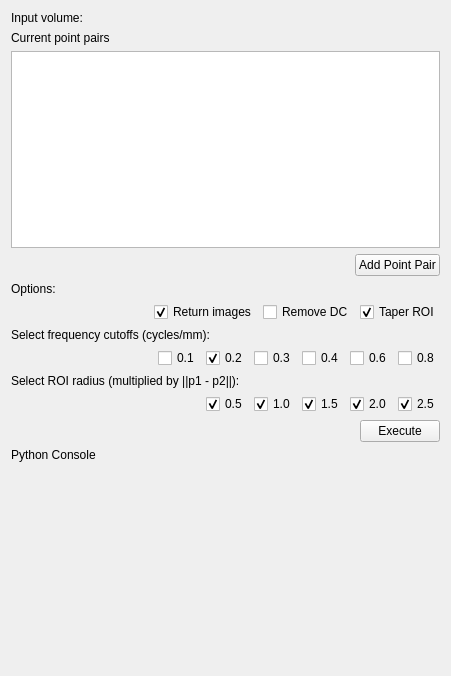
Old version of the form AirwayEnergyFraction/Resources/UI/AirwayEnergyFraction.ui in the repository JakeKitzmann/AirwayEnergyFractionSlicer.
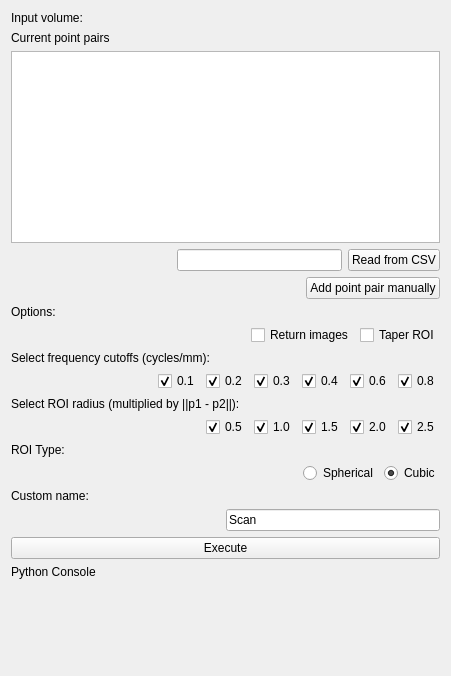
New version of the form. Custom widgets are drawn as their Qt base class.

Commit message: added option to taper on off and sphere on off

```diff
--- a/AirwayEnergyFraction/Resources/UI/AirwayEnergyFraction.ui
+++ b/AirwayEnergyFraction/Resources/UI/AirwayEnergyFraction.ui
@@ -57,7 +57,34 @@
     <widget class="QTableWidget" name="pointsTable"/>
    </item>
    <item>
-    <layout class="QVBoxLayout" name="verticalLayout_2">
+    <layout class="QHBoxLayout" name="horizontalLayout_6">
+     <item>
+      <spacer name="horizontalSpacer_5">
+       <property name="orientation">
+        <enum>Qt::Horizontal</enum>
+       </property>
+       <property name="sizeHint" stdset="0">
+        <size>
+         <width>40</width>
+         <height>20</height>
+        </size>
+       </property>
+      </spacer>
+     </item>
+     <item>
+      <widget class="QLineEdit" name="csvReadLineEdit"/>
+     </item>
+     <item>
+      <widget class="QPushButton" name="csvReadButton">
+       <property name="text">
+        <string>Read from CSV</string>
+       </property>
+      </widget>
+     </item>
+    </layout>
+   </item>
+   <item>
+    <layout class="QVBoxLayout" name="vertLayout">
      <item>
       <layout class="QHBoxLayout" name="horizontalLayout_3">
        <item>
@@ -76,7 +103,7 @@
        <item>
         <widget class="QPushButton" name="pointPairButton">
          <property name="text">
-          <string>Add Point Pair</string>
+          <string>Add point pair manually</string>
          </property>
         </widget>
        </item>
@@ -110,16 +137,6 @@
           <string>Return images</string>
          </property>
          <property name="checked">
-          <bool>true</bool>
-         </property>
-        </widget>
-       </item>
-       <item>
-        <widget class="QCheckBox" name="removeDcCheckbox">
-         <property name="text">
-          <string>Remove DC</string>
-         </property>
-         <property name="checked">
           <bool>false</bool>
          </property>
         </widget>
@@ -130,7 +147,7 @@
           <string>Taper ROI</string>
          </property>
          <property name="checked">
-          <bool>true</bool>
+          <bool>false</bool>
          </property>
         </widget>
        </item>
@@ -164,7 +181,7 @@
           <string>0.1</string>
          </property>
          <property name="checked">
-          <bool>false</bool>
+          <bool>true</bool>
          </property>
         </widget>
        </item>
@@ -184,7 +201,7 @@
           <string>0.3</string>
          </property>
          <property name="checked">
-          <bool>false</bool>
+          <bool>true</bool>
          </property>
         </widget>
        </item>
@@ -194,7 +211,7 @@
           <string>0.4</string>
          </property>
          <property name="checked">
-          <bool>false</bool>
+          <bool>true</bool>
          </property>
         </widget>
        </item>
@@ -204,7 +221,7 @@
           <string>0.6</string>
          </property>
          <property name="checked">
-          <bool>false</bool>
+          <bool>true</bool>
          </property>
         </widget>
        </item>
@@ -214,7 +231,7 @@
           <string>0.8</string>
          </property>
          <property name="checked">
-          <bool>false</bool>
+          <bool>true</bool>
          </property>
         </widget>
        </item>
@@ -294,21 +311,83 @@
        </item>
       </layout>
      </item>
+     <item>
+      <widget class="QLabel" name="label_2">
+       <property name="text">
+        <string>ROI Type:</string>
+       </property>
+      </widget>
+     </item>
+     <item>
+      <layout class="QHBoxLayout" name="horizontalLayout_4">
+       <item>
+        <spacer name="horizontalSpacer_6">
+         <property name="orientation">
+          <enum>Qt::Horizontal</enum>
+         </property>
+         <property name="sizeHint" stdset="0">
+          <size>
+           <width>40</width>
+           <height>20</height>
+          </size>
+         </property>
+        </spacer>
+       </item>
+       <item>
+        <widget class="QRadioButton" name="sphericalRadioButton">
+         <property name="text">
+          <string>Spherical</string>
+         </property>
+         <property name="checked">
+          <bool>false</bool>
+         </property>
+        </widget>
+       </item>
+       <item>
+        <widget class="QRadioButton" name="cubicRadioButton">
+         <property name="text">
+          <string>Cubic</string>
+         </property>
+         <property name="checked">
+          <bool>true</bool>
+         </property>
+        </widget>
+       </item>
+      </layout>
+     </item>
+     <item>
+      <widget class="QLabel" name="label_8">
+       <property name="text">
+        <string>Custom name:</string>
+       </property>
+      </widget>
+     </item>
+     <item>
+      <layout class="QHBoxLayout" name="horizontalLayout_5">
+       <item>
+        <spacer name="horizontalSpacer_7">
+         <property name="orientation">
+          <enum>Qt::Horizontal</enum>
+         </property>
+         <property name="sizeHint" stdset="0">
+          <size>
+           <width>40</width>
+           <height>20</height>
+          </size>
+         </property>
+        </spacer>
+       </item>
+       <item>
+        <widget class="QLineEdit" name="customLineEdit">
+         <property name="text">
+          <string>Scan</string>
+         </property>
+        </widget>
+       </item>
+      </layout>
+     </item>
      <item>
       <layout class="QHBoxLayout" name="horizontalLayout_9">
-       <item>
-        <spacer name="horizontalSpacer_5">
-         <property name="orientation">
-          <enum>Qt::Horizontal</enum>
-         </property>
-         <property name="sizeHint" stdset="0">
-          <size>
-           <width>40</width>
-           <height>20</height>
-          </size>
-         </property>
-        </spacer>
-       </item>
        <item>
         <widget class="QPushButton" name="executeButton">
          <property name="text">
```
Left out of the diff: 3 changed lines with no effect on the pictures. The commit also changes 2 other files.
